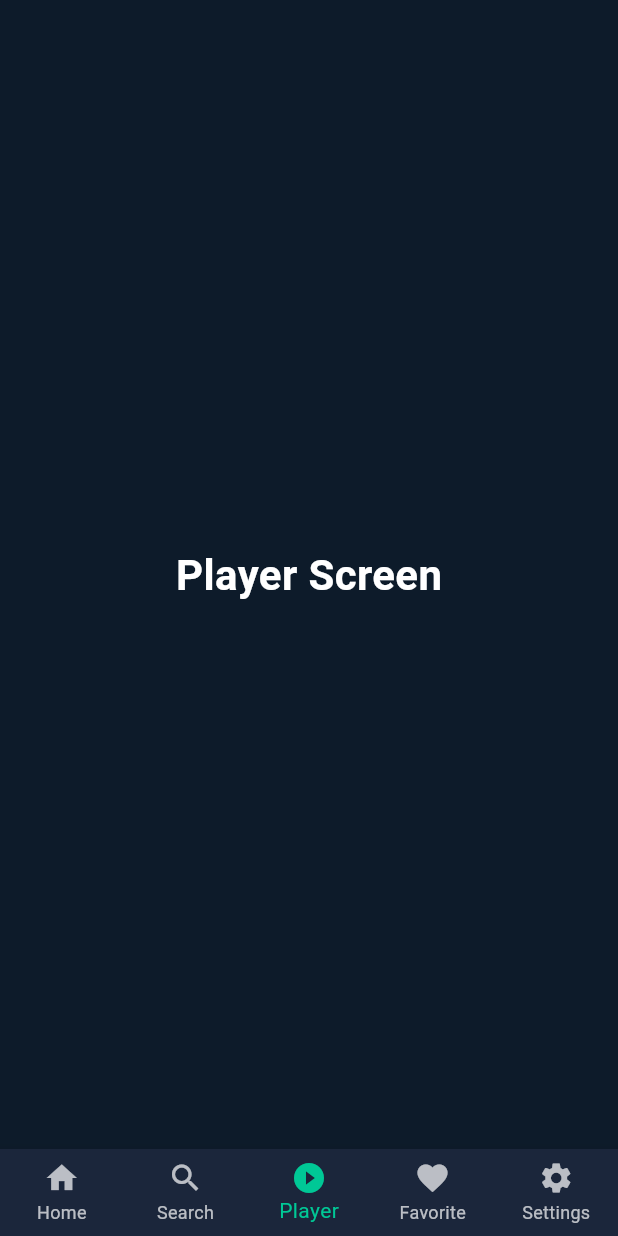
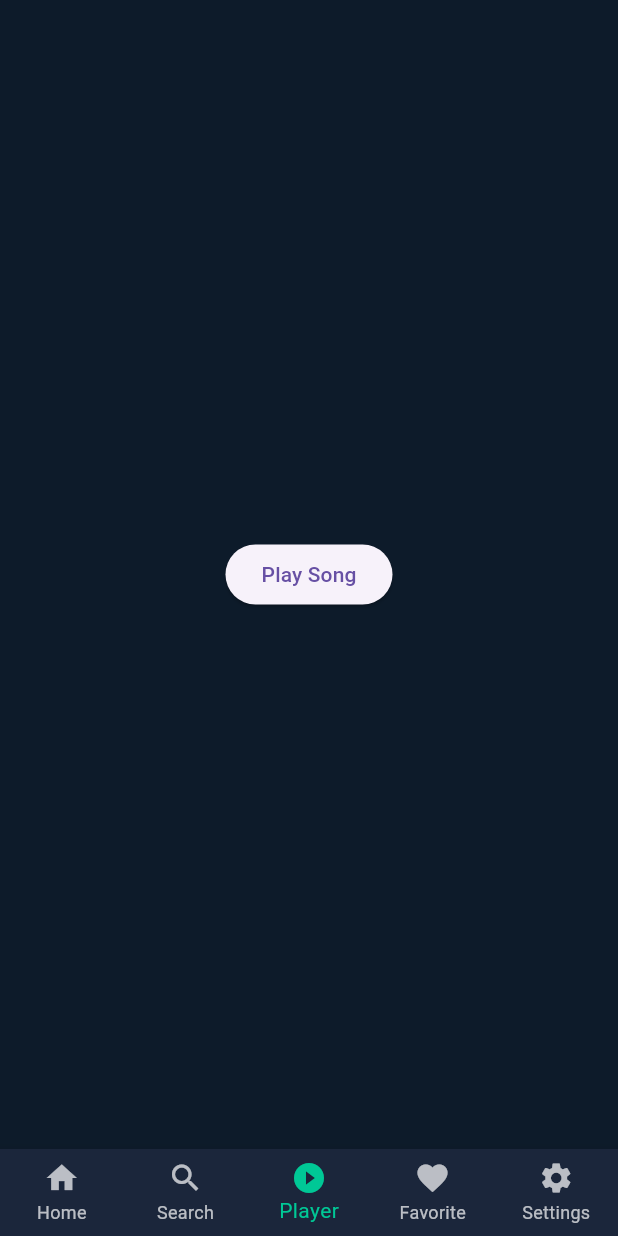
Before and after one commit to naveenp6655/MUSIC_APP1, a Flutter app: the screen it shows after launch, item 3 of the bottom bar chosen, on a phone screen of 412 x 824 dp. Run offline on Flutter 3.47's test engine with Material 3 defaults, Android fonts, the phone set to English and light mode, and no system bars; our stand-ins replace audioplayers.

Commit message:
Added music player and audio asset

```diff
--- a/lib/main.dart
+++ b/lib/main.dart
@@ -1,6 +1,6 @@
 import 'package:flutter/material.dart';
 
-import 'navigation/main_navigation.dart';
+import 'screens/splash/splash_screen.dart';
 
 void main() {
   runApp(const MyApp());
@@ -13,7 +13,7 @@ class MyApp extends StatelessWidget {
   Widget build(BuildContext context) {
     return const MaterialApp(
       debugShowCheckedModeBanner: false,
-      home: MainNavigation(),
+      home: SplashScreen(),
     );
   }
 }
--- a/lib/navigation/main_navigation.dart
+++ b/lib/navigation/main_navigation.dart
@@ -1,5 +1,5 @@
 import 'package:flutter/material.dart';
-import '../widgets/music_note_animation.dart';
+
 import '../screens/home/home_screen.dart';
 import '../screens/search/search_screen.dart';
 import '../screens/player/player_screen.dart';
@@ -38,10 +38,8 @@ class _MainNavigationState extends State<MainNavigation> {
       bottomNavigationBar: BottomNavigationBar(
         currentIndex: _selectedIndex,
         onTap: _onItemTapped,
-
         type: BottomNavigationBarType.fixed,
         backgroundColor: const Color(0xFF1B263B),
-
         selectedItemColor: const Color(0xFF00C896),
         unselectedItemColor: Colors.white70,
 
--- a/lib/screens/player/player_screen.dart
+++ b/lib/screens/player/player_screen.dart
@@ -1,22 +1,36 @@
 import 'package:flutter/material.dart';
+import 'package:audioplayers/audioplayers.dart';
 
-class PlayerScreen extends StatelessWidget {
+class PlayerScreen extends StatefulWidget {
   const PlayerScreen({super.key});
 
   @override
+  State<PlayerScreen> createState() => _PlayerScreenState();
+}
+
+class _PlayerScreenState extends State<PlayerScreen> {
+  final AudioPlayer player = AudioPlayer();
+
+  @override
   Widget build(BuildContext context) {
-    return const Scaffold(
-      backgroundColor: Color(0xFF0D1B2A),
+    return Scaffold(
+      backgroundColor: const Color(0xFF0D1B2A),
       body: Center(
-        child: Text(
-          "Player Screen",
-          style: TextStyle(
-            color: Colors.white,
-            fontSize: 28,
-            fontWeight: FontWeight.bold,
-          ),
+        child: ElevatedButton(
+          onPressed: () async {
+            await player.play(
+              AssetSource('sounds/click.mp3'),
+            );
+          },
+          child: const Text("Play Song"),
         ),
       ),
     );
   }
+
+  @override
+  void dispose() {
+    player.dispose();
+    super.dispose();
+  }
 }
```
Also changed, not shown: lib/screens/home/home_screen.dart (+45 -12 lines), lib/screens/splash/splash_screen.dart (+13 -4 lines), lib/widgets/glass_container.dart (added, +36 -0 lines), pubspec.yaml (+6 -72 lines), assets/image/raja.png (added), pubspec.lock, 7 other files.
